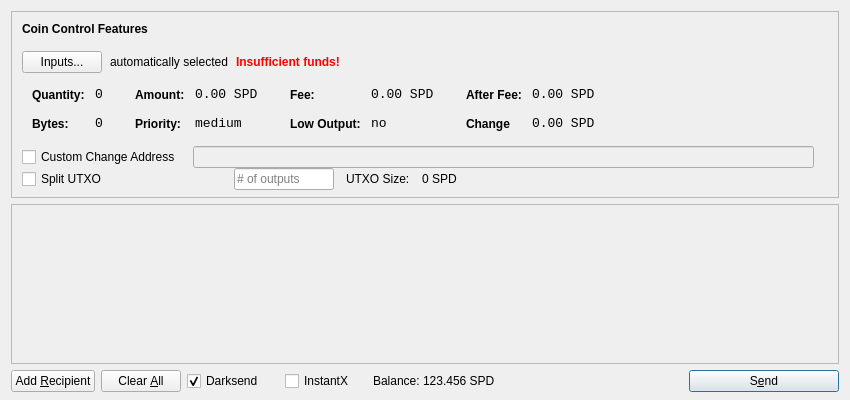
Above: src/qt/forms/sendcoinsdialog.ui from Stipend-Developer/stipend before the change. Below: the same form after it.
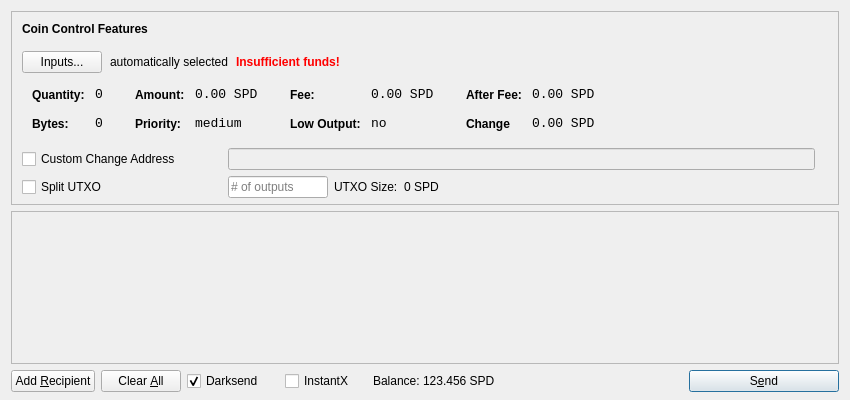
That is the form after the change. Icons and pictures are not drawn.

Commit message: [Wallet - v4.0.0.0] Update/Clean Up Wallet Layout

```diff
--- a/src/qt/forms/sendcoinsdialog.ui
+++ b/src/qt/forms/sendcoinsdialog.ui
@@ -39,7 +39,7 @@
      </property>
      <layout class="QVBoxLayout" name="verticalLayoutCoinControl2">
       <property name="spacing">
-       <number>-1</number>
+       <number>6</number>
       </property>
       <property name="leftMargin">
        <number>0</number>
@@ -54,7 +54,7 @@
        <number>6</number>
       </property>
       <item>
-       <layout class="QVBoxLayout" name="verticalLayoutCoinControl" stretch="0,0,0,0,1">
+       <layout class="QVBoxLayout" name="verticalLayoutCoinControl" stretch="0,0,0,0">
         <property name="spacing">
          <number>0</number>
         </property>
@@ -64,6 +64,9 @@
         <property name="topMargin">
          <number>10</number>
         </property>
+        <property name="rightMargin">
+         <number>10</number>
+        </property>
         <item>
          <layout class="QHBoxLayout" name="horizontalLayoutCoinControl1">
           <property name="bottomMargin">
@@ -540,72 +543,36 @@
          </widget>
         </item>
         <item>
-         <layout class="QHBoxLayout" name="horizontalLayoutCoinControl4" stretch="0,0,0">
-          <property name="spacing">
-           <number>12</number>
+         <spacer name="verticalSpacerCoinControl">
+          <property name="orientation">
+           <enum>Qt::Vertical</enum>
           </property>
-          <property name="sizeConstraint">
-           <enum>QLayout::SetDefaultConstraint</enum>
+          <property name="sizeHint" stdset="0">
+           <size>
+            <width>800</width>
+            <height>1</height>
+           </size>
           </property>
-          <property name="topMargin">
-           <number>5</number>
-          </property>
-          <property name="rightMargin">
-           <number>5</number>
-          </property>
+         </spacer>
+        </item>
+       </layout>
+      </item>
           <item>
+       <layout class="QGridLayout" name="gridLayout_4">
+        <property name="leftMargin">
+         <number>10</number>
+        </property>
+        <property name="rightMargin">
+         <number>10</number>
+        </property>
+        <item row="0" column="0">
            <widget class="QCheckBox" name="checkBoxCoinControlChange">
             <property name="text">
              <string>Custom Change Address</string>
             </property>
            </widget>
           </item>
-          <item>
-           <widget class="QLineEdit" name="lineEditCoinControlChange">
-            <property name="enabled">
-             <bool>false</bool>
-            </property>
-            <property name="sizePolicy">
-             <sizepolicy hsizetype="Expanding" vsizetype="Fixed">
-              <horstretch>0</horstretch>
-              <verstretch>0</verstretch>
-             </sizepolicy>
-            </property>
-           </widget>
-          </item>
-          <item>
-           <widget class="QLabel" name="labelCoinControlChangeLabel">
-            <property name="sizePolicy">
-             <sizepolicy hsizetype="Preferred" vsizetype="Expanding">
-              <horstretch>0</horstretch>
-              <verstretch>0</verstretch>
-             </sizepolicy>
-            </property>
-            <property name="minimumSize">
-             <size>
-              <width>0</width>
-              <height>0</height>
-             </size>
-            </property>
-            <property name="text">
-             <string/>
-            </property>
-            <property name="margin">
-             <number>3</number>
-            </property>
-           </widget>
-          </item>
-         </layout>
-        </item>
-        <item>
-         <layout class="QHBoxLayout" name="horizontalLayoutCoinControl6">
-          <property name="spacing">
-           <number>12</number>
-          </property>
-          <property name="rightMargin">
-           <number>0</number>
-          </property>
-          <item>
+        <item row="1" column="0">
            <widget class="QCheckBox" name="splitBlockCheckBox">
             <property name="sizePolicy">
              <sizepolicy hsizetype="Preferred" vsizetype="Preferred">
@@ -630,6 +597,8 @@
             </property>
            </widget>
           </item>
+        <item row="1" column="1">
+         <layout class="QHBoxLayout" name="horizontalLayout_3">
           <item>
            <widget class="QLineEdit" name="splitBlockLineEdit">
             <property name="sizePolicy">
@@ -684,18 +653,44 @@
           </item>
          </layout>
         </item>
+        <item row="0" column="1">
+         <layout class="QHBoxLayout" name="horizontalLayout_5">
         <item>
-         <spacer name="verticalSpacerCoinControl">
-          <property name="orientation">
-           <enum>Qt::Vertical</enum>
-          </property>
-          <property name="sizeHint" stdset="0">
+           <widget class="QLineEdit" name="lineEditCoinControlChange">
+            <property name="enabled">
+             <bool>false</bool>
+            </property>
+            <property name="sizePolicy">
+             <sizepolicy hsizetype="Expanding" vsizetype="Fixed">
+              <horstretch>0</horstretch>
+              <verstretch>0</verstretch>
+             </sizepolicy>
+            </property>
+           </widget>
+          </item>
+          <item>
+           <widget class="QLabel" name="labelCoinControlChangeLabel">
+            <property name="sizePolicy">
+             <sizepolicy hsizetype="Preferred" vsizetype="Expanding">
+              <horstretch>0</horstretch>
+              <verstretch>0</verstretch>
+             </sizepolicy>
+            </property>
+            <property name="minimumSize">
            <size>
-            <width>800</width>
-            <height>1</height>
-           </size>
-          </property>
-         </spacer>
+              <width>0</width>
+              <height>0</height>
+             </size>
+            </property>
+            <property name="text">
+             <string/>
+            </property>
+            <property name="margin">
+             <number>3</number>
+            </property>
+           </widget>
+          </item>
+         </layout>
         </item>
        </layout>
       </item>
@@ -713,7 +708,7 @@
         <x>0</x>
         <y>0</y>
         <width>830</width>
-        <height>165</height>
+        <height>119</height>
        </rect>
       </property>
       <layout class="QVBoxLayout" name="verticalLayout_2">
```
Left out of the diff: 26 changed lines with no effect on the pictures. Lines whose indentation alone changed are shown as unchanged. The commit also changes 9 other files.
